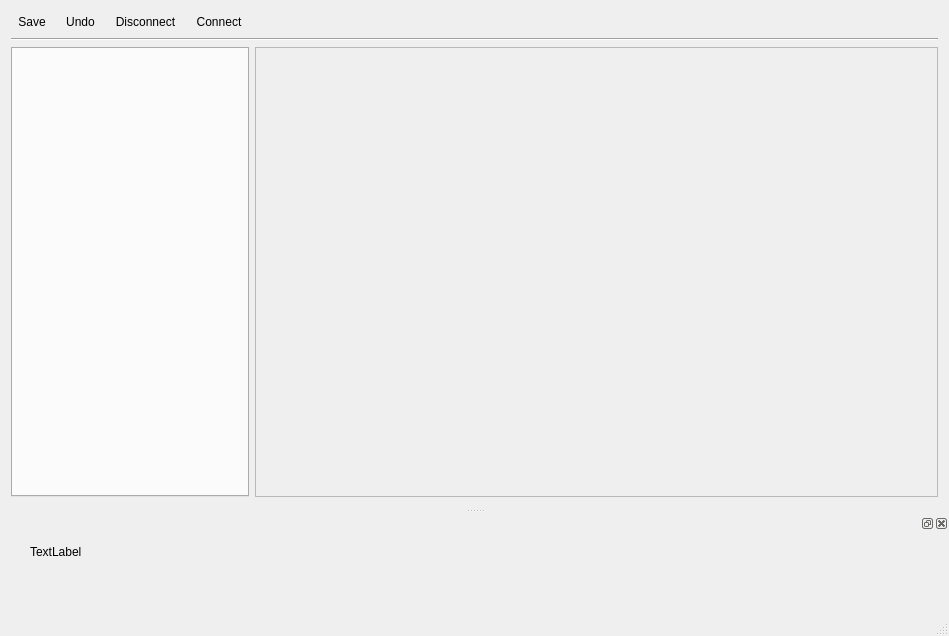
The window that mainwindow.ui (Svietq/FlowGraphDesigner) describes before a commit, drawn with Qt 5.
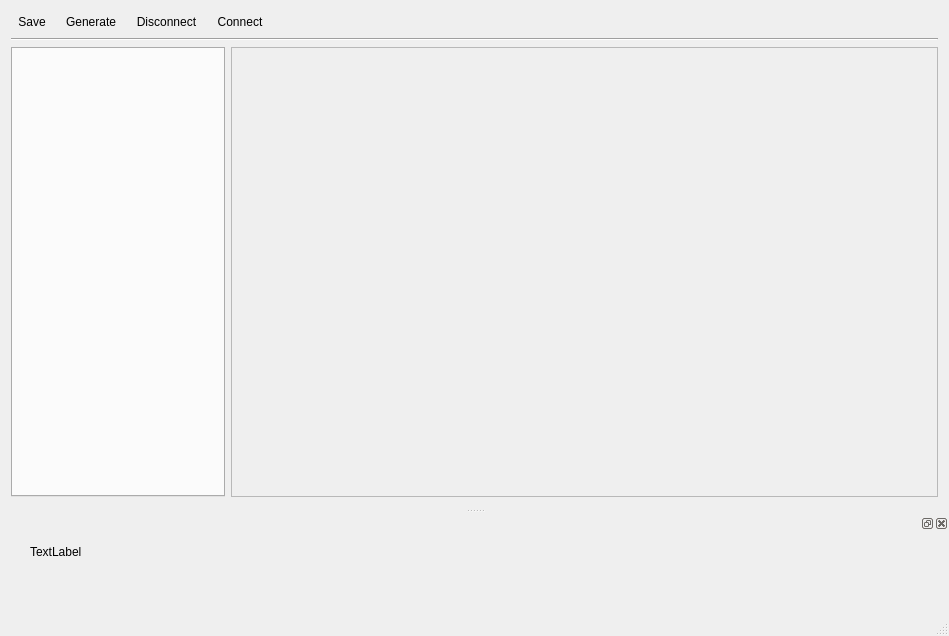
The same window after the commit. Custom widgets are drawn as their Qt base class.

Commit message: Change layout of widgets in MainWindow

What changed in the file:
```diff
--- a/mainwindow.ui
+++ b/mainwindow.ui
@@ -21,7 +21,34 @@
   </property>
   <widget class="QWidget" name="centralWidget">
    <layout class="QGridLayout" name="gridLayout">
-    <item row="0" column="2">
+    <item row="0" column="0">
+     <layout class="QVBoxLayout" name="verticalLayout">
+      <item>
+       <layout class="QHBoxLayout" name="horizontalLayout">
+        <item>
+         <widget class="QToolButton" name="toolButton">
+          <property name="text">
+           <string>Save</string>
+          </property>
+          <property name="popupMode">
+           <enum>QToolButton::DelayedPopup</enum>
+          </property>
+          <property name="autoRaise">
+           <bool>true</bool>
+          </property>
+         </widget>
+        </item>
+        <item>
+         <widget class="QToolButton" name="toolButton_2">
+          <property name="text">
+           <string>Generate</string>
+          </property>
+          <property name="autoRaise">
+           <bool>true</bool>
+          </property>
+         </widget>
+        </item>
+        <item>
      <widget class="QToolButton" name="toolButton_3">
       <property name="text">
        <string>Disconnect</string>
@@ -34,7 +61,49 @@
       </property>
      </widget>
     </item>
-    <item row="2" column="0" colspan="4">
+        <item>
+         <widget class="QToolButton" name="toolButton_4">
+          <property name="text">
+           <string>Connect</string>
+          </property>
+          <property name="checkable">
+           <bool>true</bool>
+          </property>
+          <property name="autoRaise">
+           <bool>true</bool>
+          </property>
+          <property name="arrowType">
+           <enum>Qt::NoArrow</enum>
+          </property>
+         </widget>
+        </item>
+        <item>
+         <spacer name="horizontalSpacer">
+          <property name="orientation">
+           <enum>Qt::Horizontal</enum>
+          </property>
+          <property name="sizeHint" stdset="0">
+           <size>
+            <width>40</width>
+            <height>20</height>
+           </size>
+          </property>
+         </spacer>
+        </item>
+       </layout>
+      </item>
+      <item>
+       <widget class="Line" name="line">
+        <property name="orientation">
+         <enum>Qt::Horizontal</enum>
+        </property>
+       </widget>
+      </item>
+     </layout>
+    </item>
+    <item row="1" column="0">
+     <layout class="QHBoxLayout" name="horizontalLayout_2">
+      <item>
      <widget class="QTabWidget" name="tabWidget">
       <property name="sizePolicy">
        <sizepolicy hsizetype="Expanding" vsizetype="Expanding">
@@ -42,6 +111,12 @@
         <verstretch>0</verstretch>
        </sizepolicy>
       </property>
+        <property name="maximumSize">
+         <size>
+          <width>214</width>
+          <height>16777215</height>
+         </size>
+        </property>
       <property name="sizeIncrement">
        <size>
         <width>300</width>
@@ -53,7 +128,7 @@
       </property>
      </widget>
     </item>
-    <item row="2" column="4" colspan="2">
+      <item>
      <widget class="DragWidget" name="canvas">
       <property name="frameShape">
        <enum>QFrame::StyledPanel</enum>
@@ -63,51 +138,7 @@
       </property>
      </widget>
     </item>
-    <item row="1" column="0" colspan="6">
-     <widget class="Line" name="line">
-      <property name="orientation">
-       <enum>Qt::Horizontal</enum>
-      </property>
-     </widget>
-    </item>
-    <item row="0" column="1">
-     <widget class="QToolButton" name="toolButton_2">
-      <property name="text">
-       <string>Undo</string>
-      </property>
-      <property name="autoRaise">
-       <bool>true</bool>
-      </property>
-     </widget>
-    </item>
-    <item row="0" column="0">
-     <widget class="QToolButton" name="toolButton">
-      <property name="text">
-       <string>Save</string>
-      </property>
-      <property name="popupMode">
-       <enum>QToolButton::DelayedPopup</enum>
-      </property>
-      <property name="autoRaise">
-       <bool>true</bool>
-      </property>
-     </widget>
-    </item>
-    <item row="0" column="3">
-     <widget class="QToolButton" name="toolButton_4">
-      <property name="text">
-       <string>Connect</string>
-      </property>
-      <property name="checkable">
-       <bool>true</bool>
-      </property>
-      <property name="autoRaise">
-       <bool>true</bool>
-      </property>
-      <property name="arrowType">
-       <enum>Qt::NoArrow</enum>
-      </property>
-     </widget>
+     </layout>
     </item>
    </layout>
   </widget>
```
Lines whose indentation alone changed are shown as unchanged.
